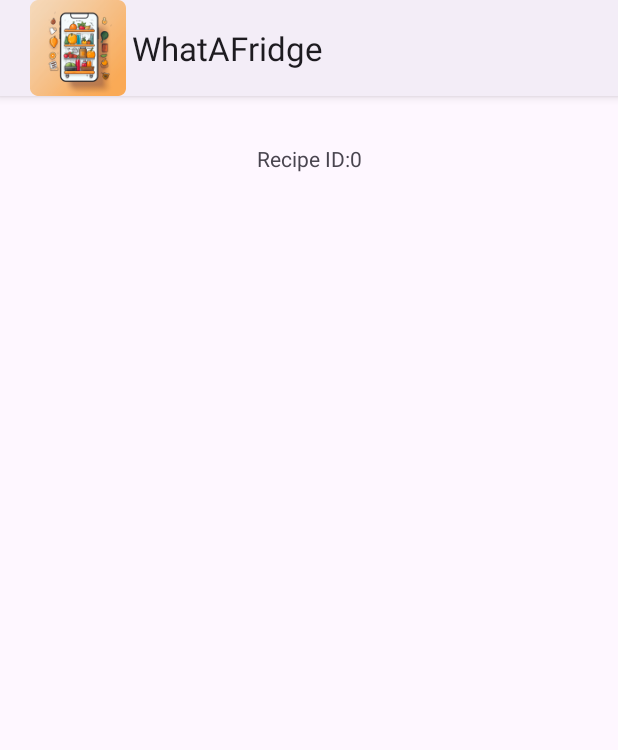
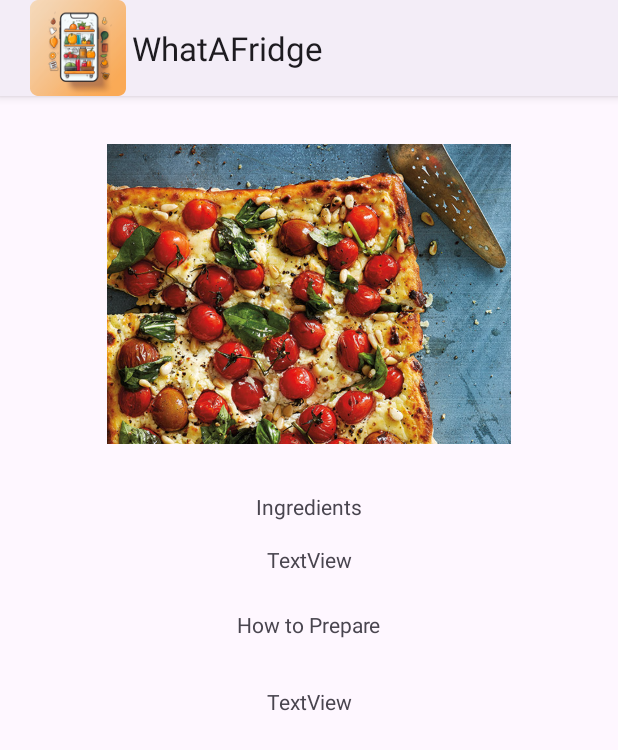
Before and after one commit to tlyrag/F23_3175_G10_WhataFridge, an Android app: the RecipeDetailActivity screen opened directly, with no data from a screen before it, on a phone screen of 412 x 824 dp. Shown: the top 750 px of the screen. Run offline under Robolectric (Android 15) with nearby library versions, the phone set to English and light mode, and no system bars; our stand-ins replace Picasso; pictures from the network do not load; 2 statements that could not run were skipped.

Commit message:
Adding Recipe Detail Activity and Logic

```diff
--- a/WhatAFridge/app/src/main/java/com/douglas/whatafridge/Model/ObjectModels/Recipe.java
+++ b/WhatAFridge/app/src/main/java/com/douglas/whatafridge/Model/ObjectModels/Recipe.java
@@ -12,6 +12,7 @@ public class Recipe {
     public int usedIngredientCount;
     public int missedIngredientCount;
     public ArrayList<Ingredients> missedIngredients;
+    public ArrayList<Ingredients>extendedIngredients;
     public ArrayList<Ingredients> usedIngredients;
     public ArrayList<Object> unusedIngredients;
     public int likes;
--- a/WhatAFridge/app/src/main/java/com/douglas/whatafridge/Views/RecipeDetailActivity.java
+++ b/WhatAFridge/app/src/main/java/com/douglas/whatafridge/Views/RecipeDetailActivity.java
@@ -3,32 +3,83 @@ package com.douglas.whatafridge.Views;
 import androidx.appcompat.app.AppCompatActivity;
 
 import android.os.Bundle;
+import android.util.Log;
+import android.widget.ImageView;
 import android.widget.TextView;
 
+import com.douglas.whatafridge.Controller.SpoonacularController;
+import com.douglas.whatafridge.Model.ObjectModels.Ingredients;
+import com.douglas.whatafridge.Model.ObjectModels.Recipe;
+import com.douglas.whatafridge.Model.SpoonApiModels.GenericAPIResponse;
 import com.douglas.whatafridge.R;
+import com.squareup.picasso.Picasso;
 
 import org.w3c.dom.Text;
 
+import java.util.ArrayList;
+import java.util.List;
+
 public class RecipeDetailActivity extends WFTemplate {
+    SpoonacularController api = new SpoonacularController();
     TextView textViewRecipeTitle;
-    int recipeID;
+    TextView textViewIngredientList;
+    TextView textViewPreparation;
+    ImageView imageViewRecipe;
+    String recipeID;
+    List<Recipe> recipes = new ArrayList<>();
     @Override
     protected void onCreate(Bundle savedInstanceState) {
         super.onCreate(savedInstanceState);
         setContentView(R.layout.activity_recipe_detail);
         getExtraData();
         getViewItems();
-        setViewItemInfo();
+        getRecipeDetails();
     }
     public void getExtraData() {
         Bundle bundle = getIntent().getExtras();
-        recipeID = bundle.getInt("recipeID");
+        recipeID =  Integer.toString(bundle.getInt("recipeID"))  ;
     }
     public void getViewItems() {
         textViewRecipeTitle = findViewById(R.id.textViewRecipeDetailTitle);
+        textViewIngredientList = findViewById(R.id.textViewIngredientList);
+        textViewPreparation = findViewById(R.id.textViewRecipeDetailsPreparation);
+        imageViewRecipe = findViewById(R.id.imageViewRecipeDetailImage);
     }
-    public void setViewItemInfo() {
-        textViewRecipeTitle.setText("Recipe ID:" + recipeID);
+    public void setViewItemInfo(String recipeName, String ingredients, String preparation, String imgUrl) {
+        textViewRecipeTitle.setText(recipeName);
+
+        textViewIngredientList.setText(ingredients);
+        textViewPreparation.setText(preparation);
+        Picasso.get().load(imgUrl).into(imageViewRecipe);
 
     }
+    public String createIngredintText(ArrayList<Ingredients> ingredientsList) {
+        StringBuilder ingredient = new StringBuilder();
+
+        for(int i =0; i<ingredientsList.size();i++) {
+            ingredient.append( "Ingredient:" +ingredientsList.get(i).name + ingredientsList.get(i).amount +" " + ingredientsList.get(i).unit + "\n");
+        }
+        return ingredient.toString();
+
+    }
+    public void getRecipeDetails() {
+        try {
+            api.getRecipeByID(this, recipeID, new GenericAPIResponse() {
+                @Override
+                public void onSuccess(ArrayList ListObject) {
+                    recipes = ListObject;
+                    Recipe currentRecipe = recipes.get(0);
+                    String ingredients = createIngredintText(currentRecipe.extendedIngredients);
+                    setViewItemInfo(currentRecipe.title,ingredients,currentRecipe.summary, currentRecipe.image);
+                }
+
+                @Override
+                public void onFail(String ErrorMessage) {
+
+                }
+            });
+        } catch (Exception err) {
+            Log.d(TAG, "getRecipeDetails: " + err.getMessage());
+        }
+    }
 }
--- a/WhatAFridge/app/src/main/res/layout/activity_recipe_detail.xml
+++ b/WhatAFridge/app/src/main/res/layout/activity_recipe_detail.xml
@@ -14,4 +14,56 @@
         app:layout_constraintEnd_toEndOf="parent"
         app:layout_constraintStart_toStartOf="parent"
         app:layout_constraintTop_toTopOf="parent" />
+
+    <ImageView
+        android:id="@+id/imageViewRecipeDetailImage"
+        android:layout_width="300dp"
+        android:layout_height="200dp"
+        android:layout_marginStart="16dp"
+        android:layout_marginTop="32dp"
+        android:layout_marginEnd="16dp"
+        app:layout_constraintEnd_toEndOf="parent"
+        app:layout_constraintStart_toStartOf="parent"
+        app:layout_constraintTop_toTopOf="parent"
+        app:srcCompat="@drawable/random_recipe" />
+
+    <TextView
+        android:id="@+id/textViewIngredientsTitle"
+        android:layout_width="wrap_content"
+        android:layout_height="wrap_content"
+        android:layout_marginTop="32dp"
+        android:text="@string/textViewIngredientsTitle"
+        app:layout_constraintEnd_toEndOf="parent"
+        app:layout_constraintStart_toStartOf="parent"
+        app:layout_constraintTop_toBottomOf="@+id/imageViewRecipeDetailImage" />
+
+    <TextView
+        android:id="@+id/textViewIngredientList"
+        android:layout_width="wrap_content"
+        android:layout_height="wrap_content"
+        android:text="TextView"
+        app:layout_constraintEnd_toEndOf="parent"
+        app:layout_constraintStart_toStartOf="parent"
+        app:layout_constraintTop_toBottomOf="@+id/textViewIngredientsTitle" />
+
+    <TextView
+        android:id="@+id/textViewRecipeDetailPreparationTitle"
+        android:layout_width="wrap_content"
+        android:layout_height="wrap_content"
+        android:layout_marginTop="24dp"
+        android:text="@string/txtRecipeDetailPreparation"
+        app:layout_constraintEnd_toEndOf="parent"
+        app:layout_constraintStart_toStartOf="parent"
+        app:layout_constraintTop_toBottomOf="@+id/textViewIngredientList" />
+
+    <TextView
+        android:id="@+id/textViewRecipeDetailsPreparation"
+        android:layout_width="wrap_content"
+        android:layout_height="wrap_content"
+        android:layout_marginTop="32dp"
+        android:text="TextView"
+        app:layout_constraintEnd_toEndOf="parent"
+        app:layout_constraintStart_toStartOf="parent"
+        app:layout_constraintTop_toBottomOf="@+id/textViewRecipeDetailPreparationTitle" />
+
 </androidx.constraintlayout.widget.ConstraintLayout>
--- a/WhatAFridge/app/src/main/res/values/strings.xml
+++ b/WhatAFridge/app/src/main/res/values/strings.xml
@@ -11,4 +11,6 @@
     <string name="web_client_id">262299247603-qh4ipvj319u36ertmd8toinahdf89cor.apps.googleusercontent.com</string>
     <string name="txtLoginWithGoogle">Login with Google</string>
     <string name="btnLoginWithougGoogle">Proceed without Login</string>
+    <string name="textViewIngredientsTitle">Ingredients\n</string>
+    <string name="txtRecipeDetailPreparation">How to Prepare</string>
 </resources>
```
